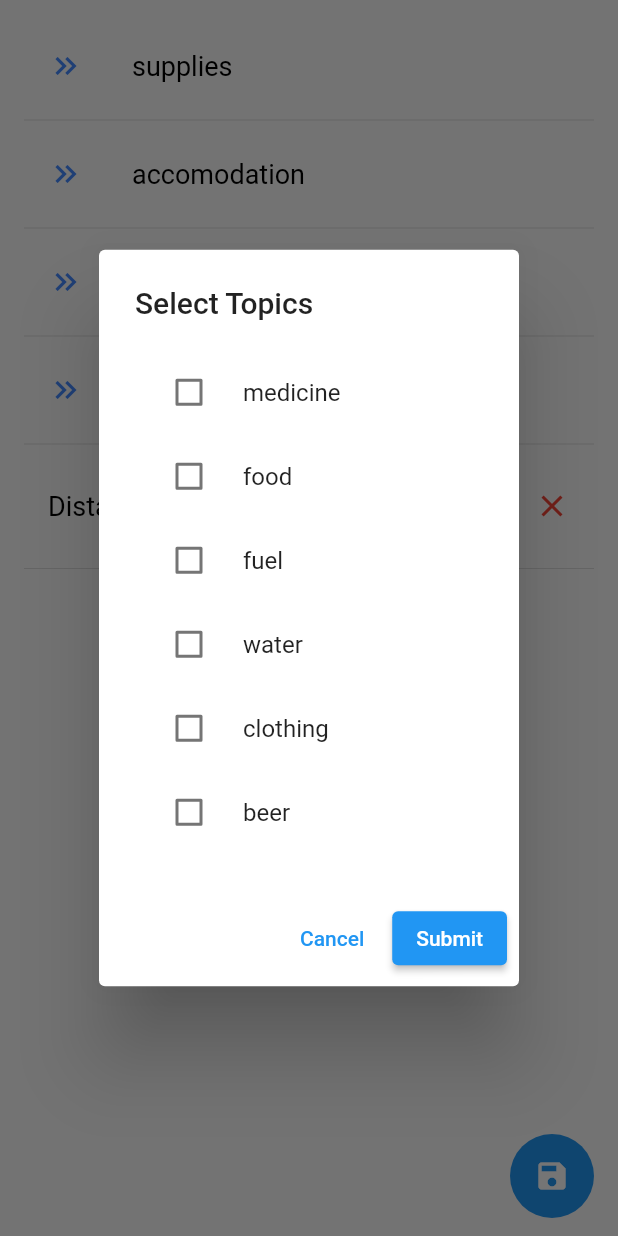
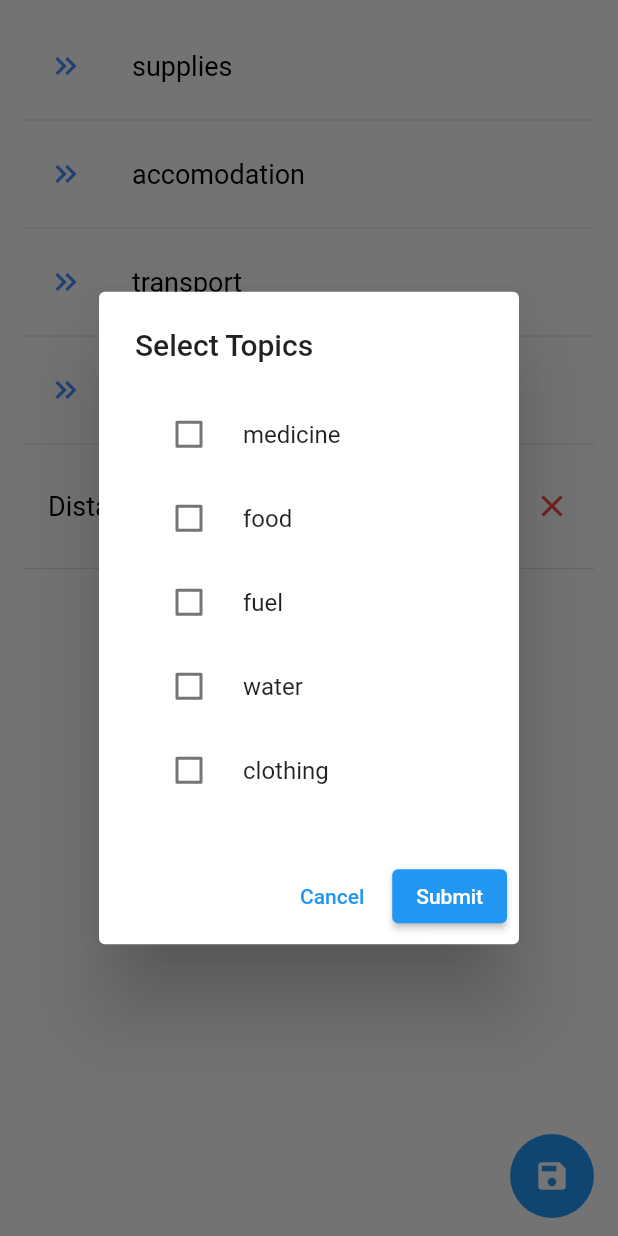
Before and after one commit to Kabanosk/Collabothon2022, a Flutter app: the CategoryView screen opened directly, after a tap on "supplies", on a phone screen of 412 x 824 dp. Run offline on Flutter 3.47's test engine with Material 2 defaults, Android fonts, the phone set to English and light mode, and no system bars; our stand-ins replace chat_bubbles, cloud_firestore, firebase_core, geolocator, google_maps_flutter; missing offline and left inert: custom_info_window, dash_chat, flutter_phone_direct_caller; accounts and stored records are empty.

```diff
--- a/lib/category_view.dart
+++ b/lib/category_view.dart
@@ -63,7 +63,7 @@ class _CategoryViewState extends State<CategoryView> {
     // a list of selectable items
     // these items can be hard-coded or dynamically fetched from a database/API
     final List<List<String>> _items = [
-      ['medicine', 'food', 'fuel', 'water', 'clothing', 'beer'],
+      ['medicine', 'food', 'fuel', 'water', 'clothing'],
       ['hostel', 'hotel', 'apartment', 'flat'],
       ['bus station', 'train station', 'airport'],
       ['charities', 'church', 'ua embassy', 'city council']
--- a/lib/start.dart
+++ b/lib/start.dart
@@ -79,7 +79,7 @@ Widget chatmatesList(List<Map<String, String>> profiles, Function chooseLogin) {
             style: const TextStyle(fontSize: 18, color: Color(0xFF000000)),
           ),
           leading: const Icon(
-            Icons.chat_bubble,
+            Icons.person,
             color: Colors.blueAccent,
             semanticLabel: 'Filter categories',
           ),
```
